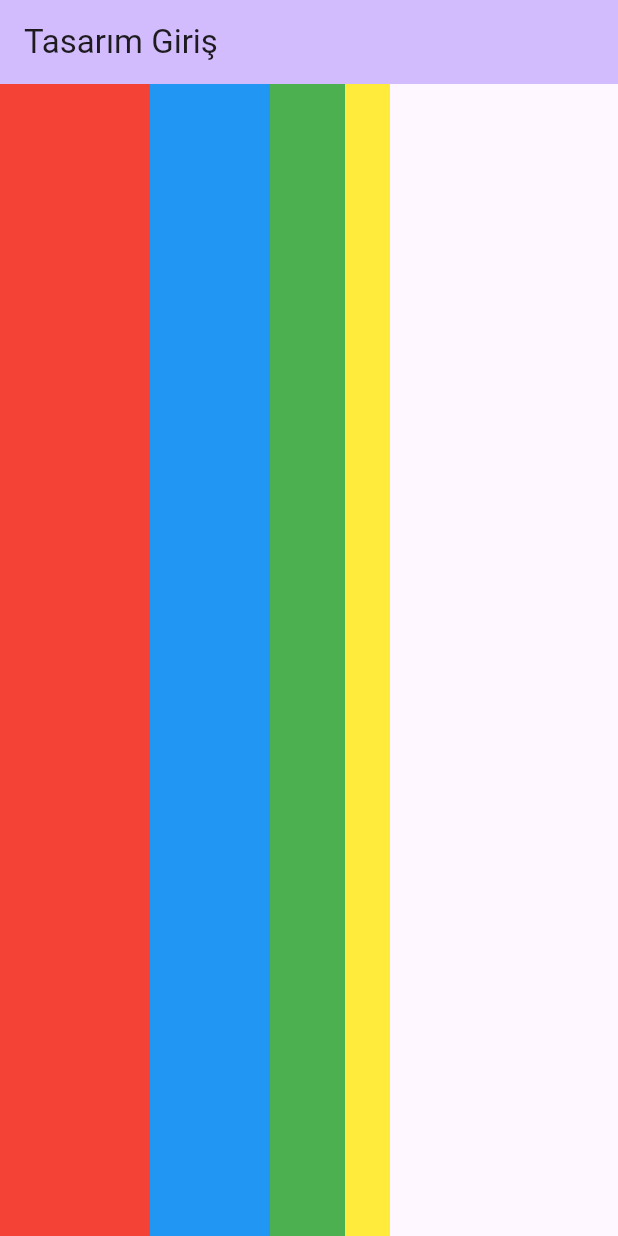
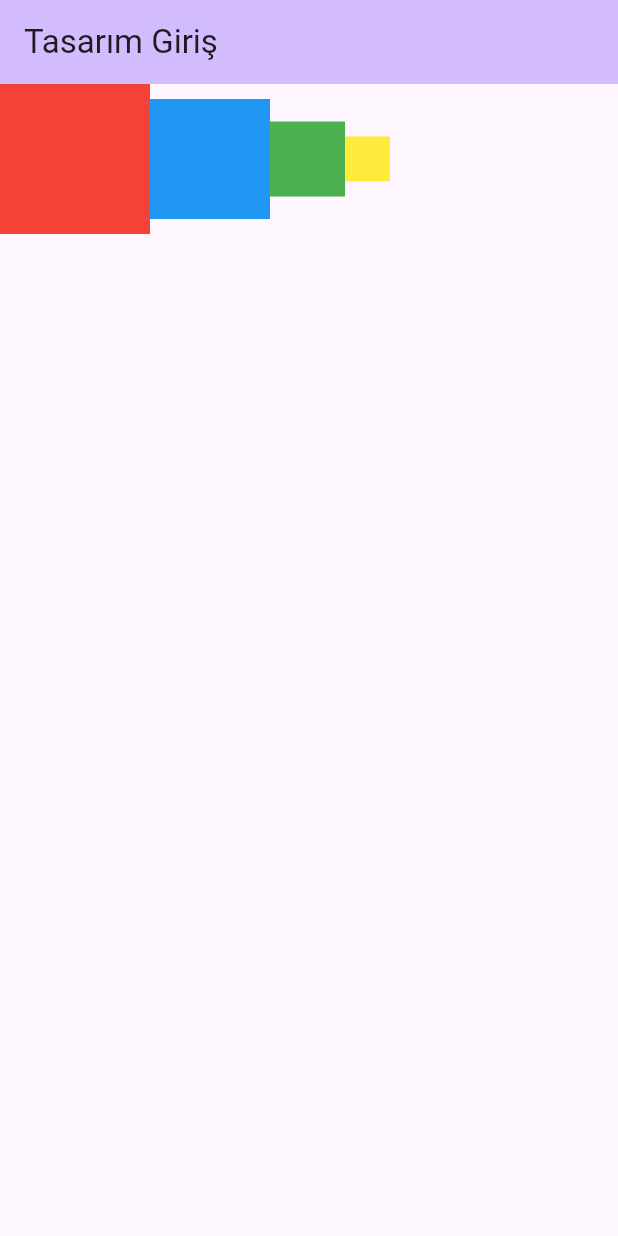
Before and after one commit to SERENGOKYILDIZ/FLUTTER_ANDROID_DESIGN, a Flutter app: the screen it shows after launch, on a phone screen of 412 x 824 dp. Run offline on Flutter 3.47's test engine with Material 3 defaults, Android fonts, the phone set to English and light mode, and no system bars.

Commit message:
Learned MainAxisSize and their arguments

```diff
--- a/lib/main.dart
+++ b/lib/main.dart
@@ -39,14 +39,13 @@ class _MyHomePageState extends State<MyHomePage> {
       body:
           /*
           NOT: Row'da kullanlan bu ve benzeri kodlar column'da da çalışır.
-          NOT: crossAxisAlignment ise row'da dikeyde, column'da yatayda hizalar.
-          NOT: Yani mainAxisAlignment'ın tersine sıralar.
+
+          MainAxisSize.max = match parent
+          MainAxisSize.min = wrap content
       */
         Row(
-          // crossAxisAlignment: CrossAxisAlignment.center,       //->Merkezi sıralar (Varsayılan)
-          // crossAxisAlignment: CrossAxisAlignment.end,          //->Sondan sıralar
-          // crossAxisAlignment: CrossAxisAlignment.start,        //->Baştan sıralar
-          crossAxisAlignment: CrossAxisAlignment.stretch,        //->Komple kaplayarak sıralar.
+          // mainAxisSize: MainAxisSize.min,              //-> Gerekli kadar alan kaplar
+          mainAxisSize: MainAxisSize.max,              //-> Alabildiği satırı/sütunu alanı kaplar (Varsayılan)
           children: [
             Container(width: 100, height: 100, color: Colors.red),
             Container(width: 80, height: 80, color: Colors.blue),
```
